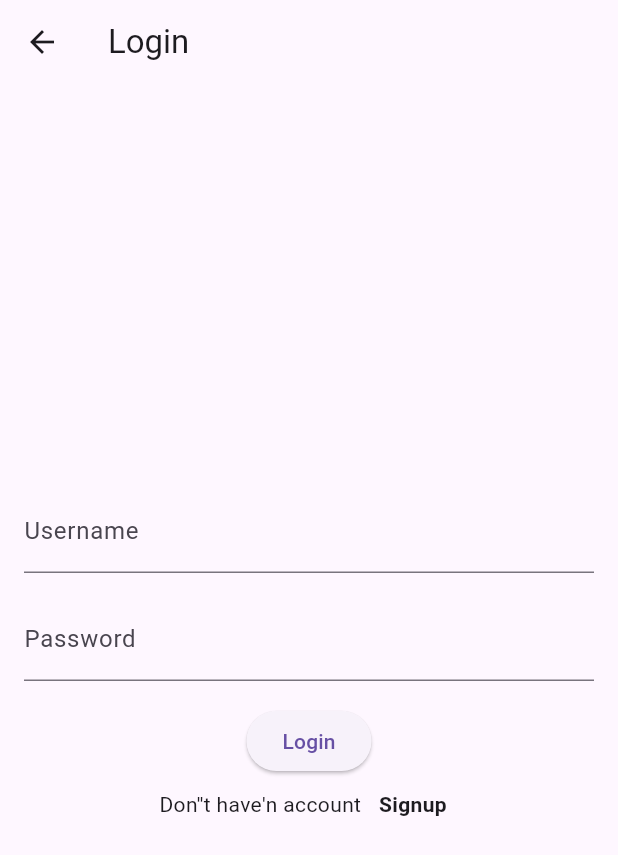
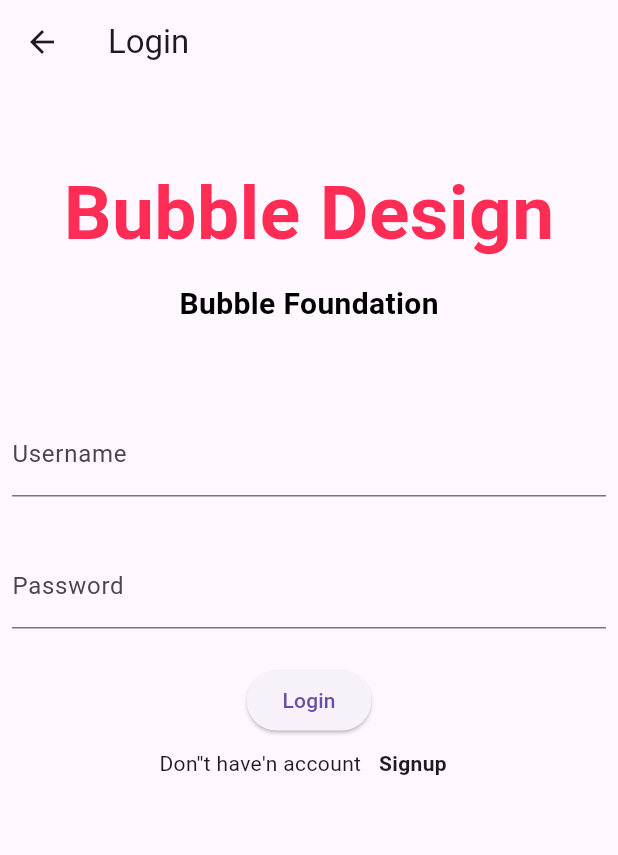
Before and after one commit to tejas01g/Buuble-Chat1, a Flutter app: the screen it shows after launch, after a tap on "Let's Chat", on a phone screen of 412 x 824 dp. Shown: the top 855 px of the screen. Run offline on Flutter 3.47's test engine with Material 3 defaults, Android fonts, the phone set to English and light mode, and no system bars; our stand-ins replace file_picker, firebase_core, flutter_chat_types, flutter_chat_ui, google_fonts, image_picker and 2 more; accounts and stored records are empty; network calls fail; Roboto replaces fonts that are missing (Redressed).

Commit message:
General Fixes

```diff
--- a/lib/Authentication/LoginScreen.dart
+++ b/lib/Authentication/LoginScreen.dart
@@ -2,7 +2,7 @@
 import 'package:bubble_chat/Authentication/signup.dart';
 import 'package:flutter/cupertino.dart';
 import 'package:flutter/material.dart';
-import 'package:flutter/widgets.dart';
+import 'package:google_fonts/google_fonts.dart';
 
 class LoginScreen extends StatefulWidget {
   const LoginScreen({
@@ -33,23 +33,56 @@ class _LoginScreen extends State<LoginScreen> {
         title: const Text('Login'),
       ),
       body: Padding(
-        padding: const EdgeInsets.all(16.0),
+        padding: const EdgeInsets.only(top: 50),
+        child: SingleChildScrollView(
           child: Column(
             mainAxisAlignment: MainAxisAlignment.center,
             children: [
-            TextField(
+              Text(
+                'Bubble Design',
+                style: GoogleFonts.redressed(
+                  textStyle: const TextStyle(
+                    color: CupertinoColors.systemPink,
+                    fontWeight: FontWeight.bold,
+                    fontSize: 50,
+                  ),
+                ),
+              ),
+              const SizedBox(
+                height: 10,
+              ),
+              Text(
+                'Bubble Foundation',
+                style: GoogleFonts.redressed(
+                  textStyle: const TextStyle(
+                    color: CupertinoColors.black,
+                    fontWeight: FontWeight.bold,
+                    fontSize: 20,
+                  ),
+                ),
+              ),
+              const SizedBox(
+                height: 50,
+              ),
+              Padding(
+                padding: const EdgeInsets.all(8.0),
+                child: TextField(
                   controller: _usernameController,
                   decoration: const InputDecoration(
                     labelText: 'Username',
                   ),
                 ),
+              ),
               const SizedBox(
                 height: 16.0,
               ),
-            TextField(
+              Padding(
+                padding: const EdgeInsets.all(8.0),
+                child: TextField(
                   controller: _passwordController,
                   obscureText: true,
                   decoration: const InputDecoration(labelText: 'Password'),
+                ),
               ),
               const SizedBox(height: 16.0),
               ElevatedButton(
@@ -65,7 +98,10 @@ class _LoginScreen extends State<LoginScreen> {
                         builder: (context) => const SignUpScreen())),
                     child: const Padding(
                       padding: EdgeInsets.all(8.0),
-                    child: Text('Signup',style: TextStyle(fontWeight: FontWeight.bold),),
+                      child: Text(
+                        'Signup',
+                        style: TextStyle(fontWeight: FontWeight.bold),
+                      ),
                     ),
                   )
                 ],
@@ -73,6 +109,7 @@ class _LoginScreen extends State<LoginScreen> {
             ],
           ),
         ),
+      ),
     );
   }
 }
--- a/lib/Authentication/signup.dart
+++ b/lib/Authentication/signup.dart
@@ -1,5 +1,4 @@
 // ignore: file_names
-import 'package:bubble_chat/Authentication/LoginScreen.dart';
 import 'package:flutter/cupertino.dart';
 import 'package:flutter/material.dart';
 
@@ -32,8 +31,9 @@ class _LoginScreen extends State<SignUpScreen> {
       appBar: AppBar(
         title: const Text('Register'),
       ),
-      body: Padding(
+      body:  Padding(
           padding: const EdgeInsets.all(16.0),
+          child: SingleChildScrollView(
             child: Column(
               mainAxisAlignment: MainAxisAlignment.center,
               children: [
@@ -51,7 +51,7 @@ class _LoginScreen extends State<SignUpScreen> {
                   height: 16.0,
                 ),
                 TextField(
-              controller: _usernameController,
+                  controller: _bioController,
                   decoration: const InputDecoration(
                     labelText: 'Bio',
                   ),
@@ -67,7 +67,7 @@ class _LoginScreen extends State<SignUpScreen> {
                 const SizedBox(height: 16.0),
                 ElevatedButton(
                   onPressed: _login,
-              child: const Text('Login'),
+                  child: const Text('SignUp'),
                 ),
                  Row(
                   mainAxisAlignment: MainAxisAlignment.center,
@@ -85,6 +85,7 @@ class _LoginScreen extends State<SignUpScreen> {
               ],
             ),
           ),
+        ),
     );
   }
 }
--- a/pubspec.yaml
+++ b/pubspec.yaml
@@ -44,6 +44,7 @@ dependencies:
   mime: ^1.0.4
   path_provider: ^2.1.2
   open_filex: ^4.3.4
+  google_fonts: ^6.1.0
 
   flutter_chat_types: any
   http: any
```
Also changed, not shown: pubspec.lock. Lines whose indentation alone changed are shown as unchanged.
